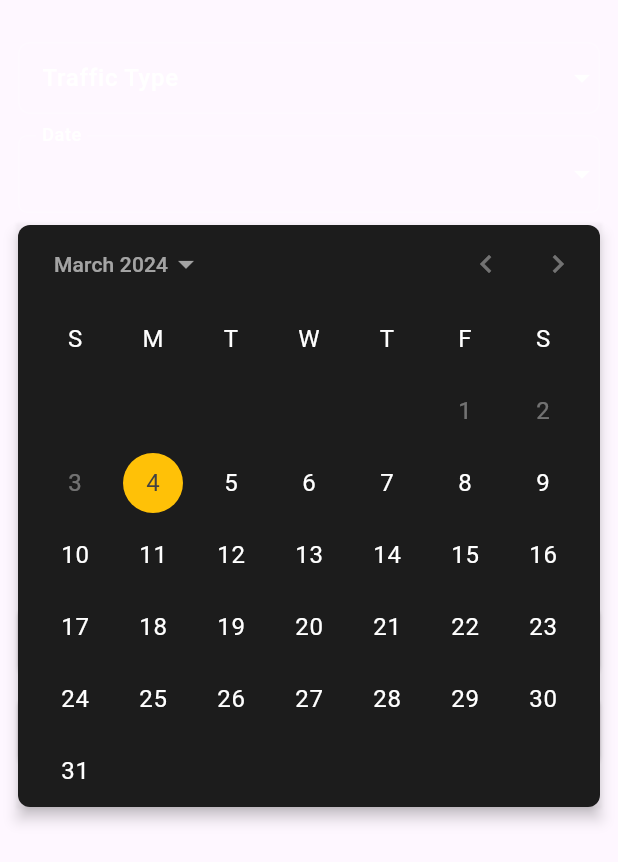
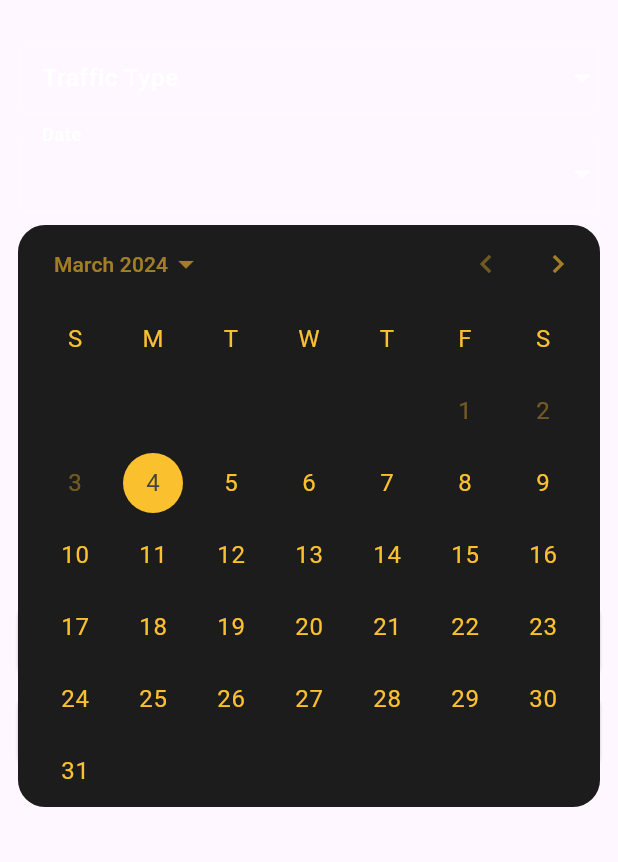
Before and after one commit to AurelioAlfons/smart_foot_traffic_frontend, a Flutter app: the FilterTab widget shown alone on an empty page, opened directly with empty values, after a tap on "Date", on a phone screen of 412 x 824 dp. Shown: the top 862 px of the screen. Run offline on Flutter 3.47's test engine with Material 3 defaults, Android fonts, the light colour scheme and no system bars; missing offline and left inert: dart:html, pointer_interceptor; statements that could not run were skipped.

Commit message:
Calendar

```diff
--- a/lib/pages/Traffic/UI/traffic_screen.dart
+++ b/lib/pages/Traffic/UI/traffic_screen.dart
@@ -51,12 +51,12 @@ class TrafficScreenState extends State<TrafficScreen> with TrafficHandlers {
             children: [
               HeatmapCard(url: generatedUrl ?? defaultUrl),
               if (isLoading)
-                const Align(
+                Align(
                   alignment: Alignment.bottomCenter,
                   child: Padding(
-                    padding: EdgeInsets.all(16),
+                    padding: const EdgeInsets.all(16),
                     child: LinearProgressIndicator(
-                      color: Colors.yellow,
+                      color: Colors.yellow[700],
                       backgroundColor: Colors.black26,
                     ),
                   ),
--- a/lib/pages/Traffic/widgets/filter/date.dart
+++ b/lib/pages/Traffic/widgets/filter/date.dart
@@ -27,32 +27,33 @@ class _DateDropdownState extends State<DateDropdown> {
           link: _layerLink,
           showWhenUnlinked: false,
           offset: const Offset(0, 60),
+          child: ClipRRect(
+            borderRadius: BorderRadius.circular(18),
             child: Material(
               elevation: 4,
               color: Colors.transparent,
               child: Theme(
                 data: ThemeData.dark().copyWith(
                   colorScheme: ColorScheme.dark(
-                  primary: Colors.amber, // selected circle
-                  onPrimary: Colors.grey[800]!, // text inside selected
-                  surface: const Color(0xFF1C1C1C), // calendar bg
-                  onSurface: Colors.white, // default text
+                    primary: Colors.yellow[700]!,
+                    onPrimary: Colors.grey[800]!,
+                    surface: const Color(0xFF1C1C1C),
+                    onSurface: Colors.yellow[700]!,
                   ),
                   dialogBackgroundColor: const Color(0xFF1C1C1C),
                 ),
                 child: Container(
-                decoration: BoxDecoration(
+                  width: 320,
                   color: const Color(0xFF1C1C1C),
-                  borderRadius: BorderRadius.circular(8),
-                ),
                   child: CalendarDatePicker(
                     initialDate: DateTime(2024, 3, 4),
                     firstDate: DateTime(2024, 3, 4),
-                  lastDate: DateTime(2024, 3, 31),
+                    lastDate: DateTime(2025, 3, 3),
                     onDateChanged: (picked) {
                       widget.onChanged(DateFormat('yyyy-MM-dd').format(picked));
                       _removeOverlay();
                     },
+                  ),
                 ),
               ),
             ),
--- a/lib/pages/Traffic/widgets/filter/filter_tab.dart
+++ b/lib/pages/Traffic/widgets/filter/filter_tab.dart
@@ -107,7 +107,7 @@ class _FilterTabState extends State<FilterTab> {
           _dropdown(
             "Year",
             widget.selectedYear,
-            ["2023", "2024", "2025"],
+            ["2024", "2025"],
             widget.onYearChanged,
           ),
           const SizedBox(height: 12),
```
Lines whose indentation alone changed are shown as unchanged.
